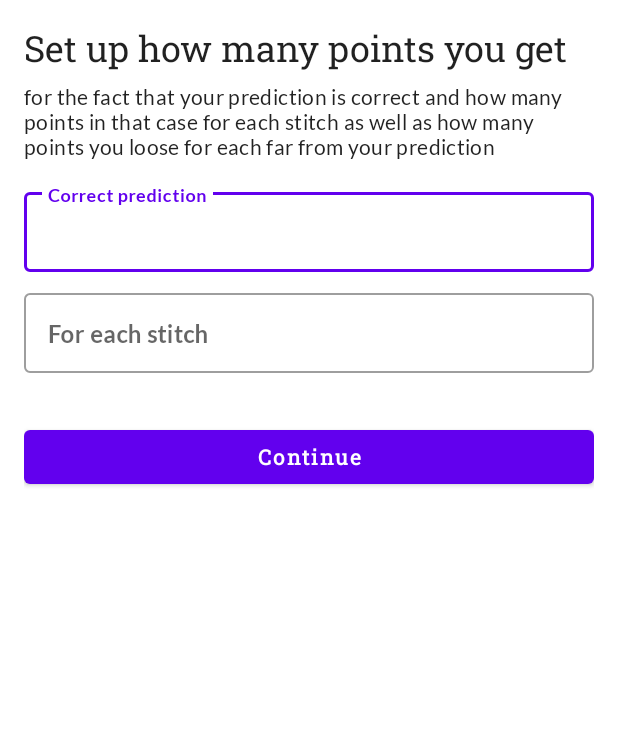
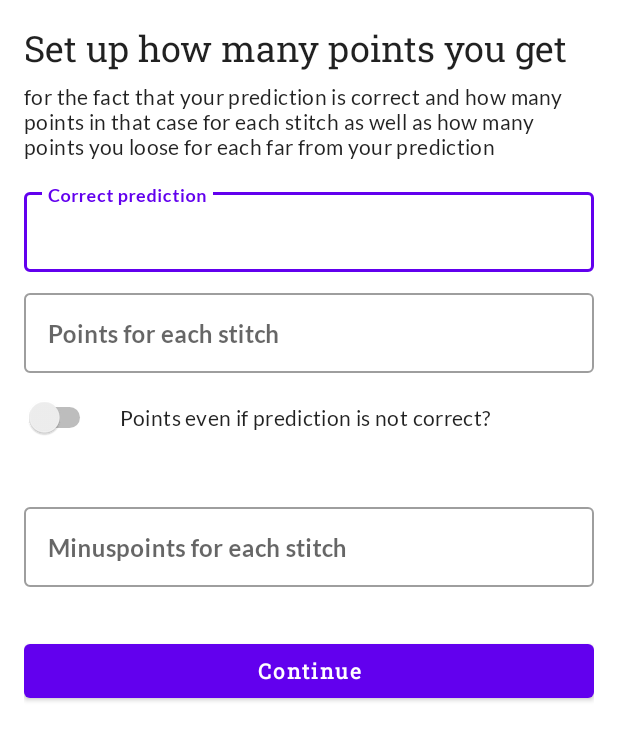
Before and after one commit to thehrlein/FahrstuhlBlock, an Android app: the layout fragment_point_rules.xml on its own in the app's theme, with its tools: preview values and no code run, on a phone screen of 412 x 824 dp. Shown: the top 740 px of the screen. Run offline under Robolectric (Android 15) with nearby library versions, the phone set to English and light mode, and no system bars.

Commit message:
[ADD] possibility to change minuspoints and if user always should get points even if prediction is false

```diff
--- a/entities/src/main/java/com/tobiapplications/fahrstuhlblock/entities/models/settings/PointsRuleData.kt
+++ b/entities/src/main/java/com/tobiapplications/fahrstuhlblock/entities/models/settings/PointsRuleData.kt
@@ -4,5 +4,7 @@ import java.io.Serializable
 
 data class PointsRuleData(
     val correctPoints: Int,
-    val pointsPerStitches: Int
+    val pointsPerStitch: Int,
+    val minusPointsPerStitch: Int,
+    val pointsIfPredictionFalse: Boolean
 ) : Serializable
--- a/ui_block/src/main/java/com/tobiapplications/fahrstuhlblock/ui_block/BlockActivity.kt
+++ b/ui_block/src/main/java/com/tobiapplications/fahrstuhlblock/ui_block/BlockActivity.kt
@@ -46,8 +46,8 @@ class BlockActivity : BaseToolbarActivity<BlockViewModel, ActivityBlockBinding>(
         when (requestCode) {
             DialogRequestCode.BLOCK_EXIT -> {
                 when (resultCode) {
-                    DialogResultCode.POSITIVE -> finish()
-                    DialogResultCode.NEGATIVE -> viewModel.openMenu()
+                    DialogResultCode.POSITIVE -> viewModel.openMenu()
+                    DialogResultCode.NEGATIVE -> finish()
                 }
             }
         }
--- a/ui_game_settings/src/main/res/layout/fragment_point_rules.xml
+++ b/ui_game_settings/src/main/res/layout/fragment_point_rules.xml
@@ -50,10 +50,10 @@
             <com.google.android.material.textfield.TextInputEditText
                 android:layout_width="match_parent"
                 android:layout_height="wrap_content"
-                android:maxLines="1"
                 android:imeOptions="actionNext"
                 android:inputType="number"
-                android:text="@={viewModel.correctPredictionPoints}"/>
+                android:maxLines="1"
+                android:text="@={viewModel.correctPredictionPoints}" />
 
         </com.google.android.material.textfield.TextInputLayout>
 
@@ -63,7 +63,7 @@
             android:layout_width="match_parent"
             android:layout_height="wrap_content"
             android:layout_marginTop="@dimen/space_2"
-            android:hint="@string/point_rules_each_stitch_hint"
+            android:hint="@string/point_rules_each_stitch_hint_positive"
             app:layout_constraintEnd_toEndOf="parent"
             app:layout_constraintStart_toStartOf="parent"
             app:layout_constraintTop_toBottomOf="@id/point_rule_points_for_correct_prediction">
@@ -71,10 +71,71 @@
             <com.google.android.material.textfield.TextInputEditText
                 android:layout_width="match_parent"
                 android:layout_height="wrap_content"
+                android:imeOptions="actionNext"
+                android:inputType="number"
                 android:maxLines="1"
+                android:text="@={viewModel.pointsPerStitchCorrect}" />
+
+        </com.google.android.material.textfield.TextInputLayout>
+
+        <LinearLayout
+            android:id="@+id/points_for_false_prediction_switch_layout"
+            android:layout_width="0dp"
+            android:layout_height="wrap_content"
+            android:layout_marginTop="@dimen/space_4"
+            app:layout_constraintEnd_toEndOf="parent"
+            app:layout_constraintStart_toStartOf="parent"
+            app:layout_constraintTop_toBottomOf="@id/point_rule_points_per_stitch">
+
+            <Switch
+                android:id="@+id/points_for_false_prediction_switch"
+                android:layout_width="wrap_content"
+                android:layout_height="wrap_content"
+                android:checked="@={viewModel.pointsIfPredictionFalse}"/>
+
+            <TextView
+                android:id="@+id/points_for_false_prediction_switch_text"
+                android:layout_width="wrap_content"
+                android:layout_height="wrap_content"
+                android:layout_marginStart="@dimen/space_4"
+                android:text="@string/point_rules_points_for_false_prediction_switch_text"
+                android:textAppearance="?textAppearanceBody2"
+                app:layout_constraintEnd_toEndOf="parent"
+                app:layout_constraintStart_toStartOf="parent"
+                app:layout_constraintTop_toBottomOf="@id/points_for_false_prediction_switch_layout" />
+
+        </LinearLayout>
+
+        <TextView
+            android:id="@+id/points_for_false_prediction_switch_hint"
+            android:layout_width="0dp"
+            android:layout_height="wrap_content"
+            android:layout_marginTop="@dimen/space_2"
+            android:text="@{pointsForFalsePredictionSwitch.checked ? @string/point_rules_points_for_false_prediction_switch_hint_positive : @string/point_rules_points_for_false_prediction_switch_hint_negative}"
+            android:textAppearance="?textAppearanceCaption"
+            app:layout_constraintEnd_toEndOf="parent"
+            app:layout_constraintStart_toStartOf="parent"
+            app:layout_constraintTop_toBottomOf="@id/points_for_false_prediction_switch_layout" />
+
+        <com.google.android.material.textfield.TextInputLayout
+            android:id="@+id/point_rule_minus_points_per_stitch"
+            style="?textInputStyleOutlined"
+            android:layout_width="match_parent"
+            android:layout_height="wrap_content"
+            android:layout_marginTop="@dimen/space_4"
+            android:visibility="@{!viewModel.pointsIfPredictionFalse}"
+            android:hint="@string/point_rules_each_stitch_hint_negative"
+            app:layout_constraintEnd_toEndOf="parent"
+            app:layout_constraintStart_toStartOf="parent"
+            app:layout_constraintTop_toBottomOf="@id/points_for_false_prediction_switch_hint">
+
+            <com.google.android.material.textfield.TextInputEditText
+                android:layout_width="match_parent"
+                android:layout_height="wrap_content"
+                android:imeOptions="actionNext"
                 android:inputType="number"
-                android:imeOptions="actionNext"
-                android:text="@={viewModel.pointsPerStitch}"/>
+                android:maxLines="1"
+                android:text="@={viewModel.minusPointsPerStitch}" />
 
         </com.google.android.material.textfield.TextInputLayout>
 
@@ -83,12 +144,12 @@
             android:layout_width="0dp"
             android:layout_height="wrap_content"
             android:layout_marginTop="@dimen/space_8"
+            android:enabled="@{viewModel.inputValid}"
             android:onClick="@{() -> viewModel.onProceedClicked()}"
             android:text="@string/player_settings_button_proceed"
-            android:enabled="@{viewModel.inputValid}"
             app:layout_constraintEnd_toEndOf="parent"
             app:layout_constraintStart_toStartOf="parent"
-            app:layout_constraintTop_toBottomOf="@id/point_rule_points_per_stitch" />
+            app:layout_constraintTop_toBottomOf="@id/point_rule_minus_points_per_stitch" />
 
     </androidx.constraintlayout.widget.ConstraintLayout>
 </layout>
--- a/ui_game_settings/src/main/res/values/strings.xml
+++ b/ui_game_settings/src/main/res/values/strings.xml
@@ -34,6 +34,10 @@
     <string name="point_rules_title">Set up how many points you get</string>
     <string name="point_rules_description">for the fact that your prediction is correct and how many points in that case for each stitch as well as how many points you loose for each far from your prediction</string>
     <string name="point_rules_correct_prediction_hint">Correct prediction</string>
-    <string name="point_rules_each_stitch_hint">For each stitch</string>
+    <string name="point_rules_each_stitch_hint_positive">Points for each stitch</string>
+    <string name="point_rules_each_stitch_hint_negative">Minuspoints for each stitch</string>
+    <string name="point_rules_points_for_false_prediction_switch_text">Points even if prediction is not correct?</string>
+    <string name="point_rules_points_for_false_prediction_switch_hint_positive">You get points for every stitch you made, but extra points if your prediction is correct</string>
+    <string name="point_rules_points_for_false_prediction_switch_hint_negative">You only get points if your prediction is correct. If not, you get minus points</string>
 
 </resources>
```
Also changed, not shown: presentation/src/main/java/com/tobiapplications/fahrstuhlblock/presentation/settings/pointrules/PointRulesViewModel.kt (+30 -5 lines), 1 other file.
